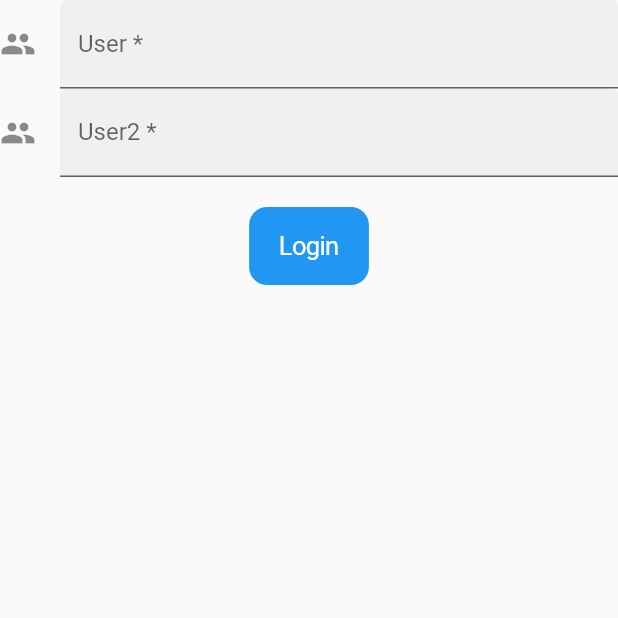
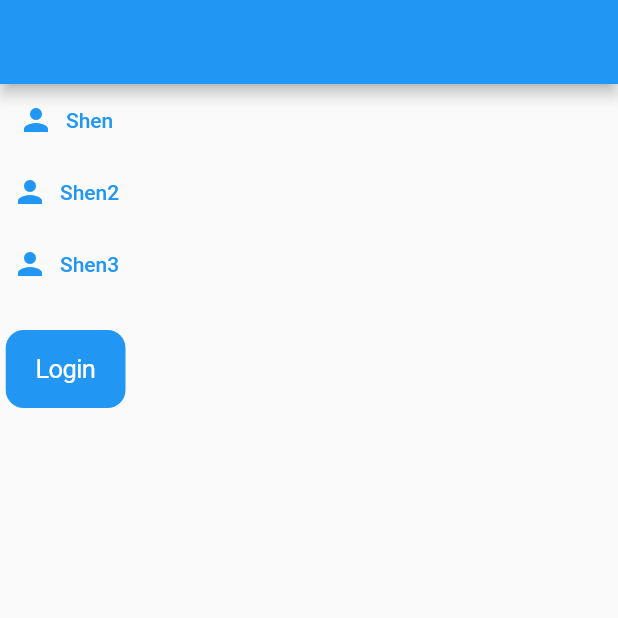
Before and after one commit to ottokafka/otto_chat_ui, a Flutter app: the screen it shows after launch, on a phone screen of 412 x 824 dp, the top half of it. Run offline on Flutter 3.47's test engine with Material 2 defaults, Android fonts, the light colour scheme and no system bars.

Commit message:
added demo users and appbar

```diff
--- a/lib/Messages.dart
+++ b/lib/Messages.dart
@@ -3,6 +3,8 @@ import 'package:flutter/material.dart';
 
 import 'Chat.dart';
 
+// TODO: Get users for Otto from API and load them here or
+// TODO: Get users from local storage and load them
 class Messages extends StatelessWidget {
   static const String id = "Messages";
   late String user;
@@ -10,39 +12,64 @@ class Messages extends StatelessWidget {
 
   @override
   Widget build(BuildContext context) {
-    return MaterialApp(
+    return Scaffold(
+      appBar: AppBar(),
+      body: MaterialApp(
         home: Scaffold(
           body: Column(
             children: [
-            TextFormField(
-              keyboardType: TextInputType.emailAddress,
-              decoration: const InputDecoration(
-                filled: true,
-                icon: Icon(Icons.people),
-                hintText: 'user name!',
-                labelText: 'User *',
+              // Icon with text field
+
+              TextButton.icon(
+                  onPressed: () {
+                    Navigator.push(
+                      context,
+                      MaterialPageRoute(
+                        builder: (context) => Chat(
+                          user: "otto",
+                          user2: "shen",
                         ),
-              onChanged: (value) {
-                user = value;
+                      ),
+                    );
                   },
+                  icon: Icon(Icons.person),
+                  label: Text("Shen")),
+
+              TextButton.icon(
+                  onPressed: () {
+                    Navigator.push(
+                      context,
+                      MaterialPageRoute(
+                        builder: (context) => Chat(
+                          user: "otto",
+                          user2: "shen2",
                         ),
-            TextFormField(
-              keyboardType: TextInputType.emailAddress,
-              decoration: const InputDecoration(
-                filled: true,
-                icon: Icon(Icons.people),
-                hintText: 'user2 name!',
-                labelText: 'User2 *',
                       ),
-              onChanged: (value) {
-                user2 = value;
+                    );
                   },
+                  icon: Icon(Icons.person),
+                  label: Text("Shen2")),
+
+              TextButton.icon(
+                  onPressed: () {
+                    Navigator.push(
+                      context,
+                      MaterialPageRoute(
+                        builder: (context) => Chat(
+                          user: "otto",
+                          user2: "shen3",
                         ),
+                      ),
+                    );
+                  },
+                  icon: Icon(Icons.person),
+                  label: Text("Shen3")),
+
               SizedBox(height: 20),
               CupertinoButton.filled(
                 child: Text("Login"),
                 onPressed: () {
-                secondFunction() async {
+                  startChat() async {
                     Navigator.push(
                       context,
                       MaterialPageRoute(
@@ -66,12 +93,13 @@ class Messages extends StatelessWidget {
                     // checkToken();
                   }
 
-                secondFunction();
+                  startChat();
                 },
               ),
             ],
           ),
         ),
+      ),
     );
   }
 }
```
Also changed, not shown: lib/Chat.dart (+10 -1 lines). Lines whose indentation alone changed are shown as unchanged.
